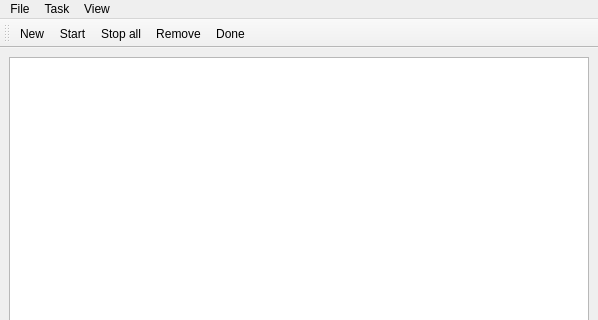
Above: ui/tasktimer.ui from cmusik/tasktimer before the change; both pictures show x 0 to 598 and y 0 to 320 of the 598 by 477 pixel window. Below: the same form after it.
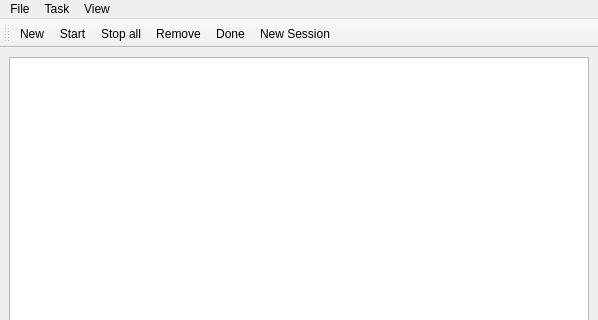
That is the form after the change. Icons and pictures are not drawn.

Commit message: * added support for session

Diff of the .ui file:
```diff
--- a/ui/tasktimer.ui
+++ b/ui/tasktimer.ui
@@ -97,6 +97,7 @@
    <addaction name="actionStopAll" />
    <addaction name="actionRemove" />
    <addaction name="actionDone" />
+   <addaction name="actionNewSession" />
   </widget>
   <action name="actionExit" >
    <property name="icon" >
@@ -203,6 +204,14 @@
     <string>S</string>
    </property>
   </action>
+  <action name="actionNewSession" >
+   <property name="icon" >
+    <iconset resource="../pics/pics.qrc" >:/icons/stock_compile.png</iconset>
+   </property>
+   <property name="text" >
+    <string>New Session</string>
+   </property>
+  </action>
  </widget>
  <resources>
   <include location="../pics/pics.qrc" />
```
Left out of the diff: 1 changed line with no effect on the pictures. The commit also changes 9 other files.
